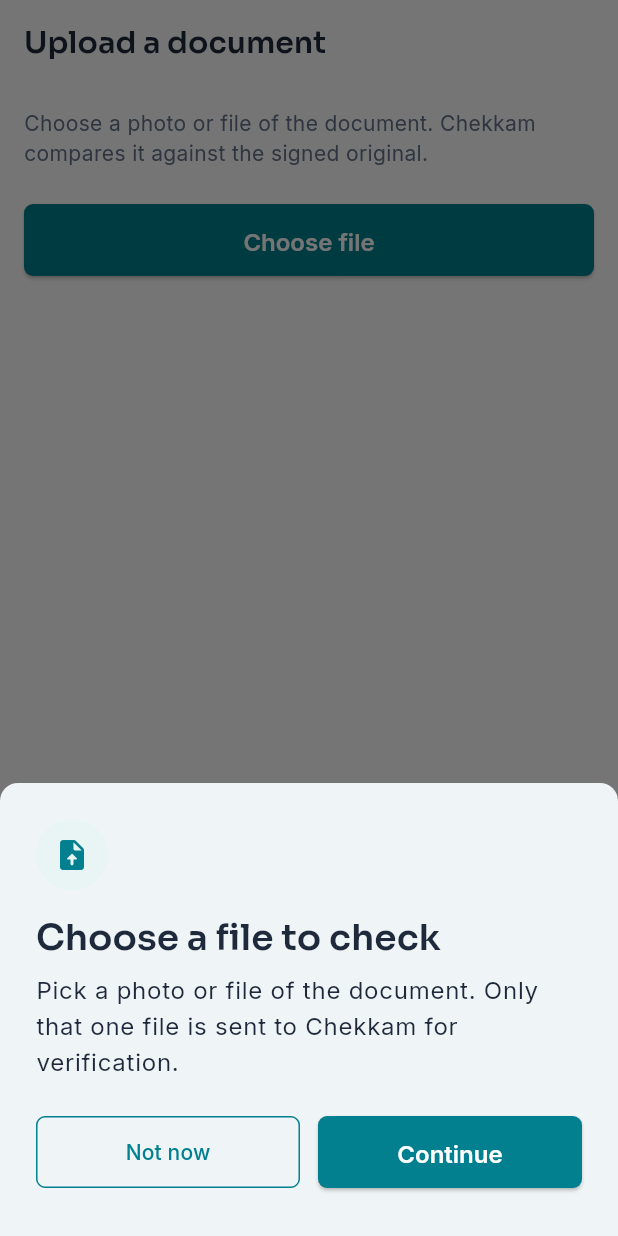
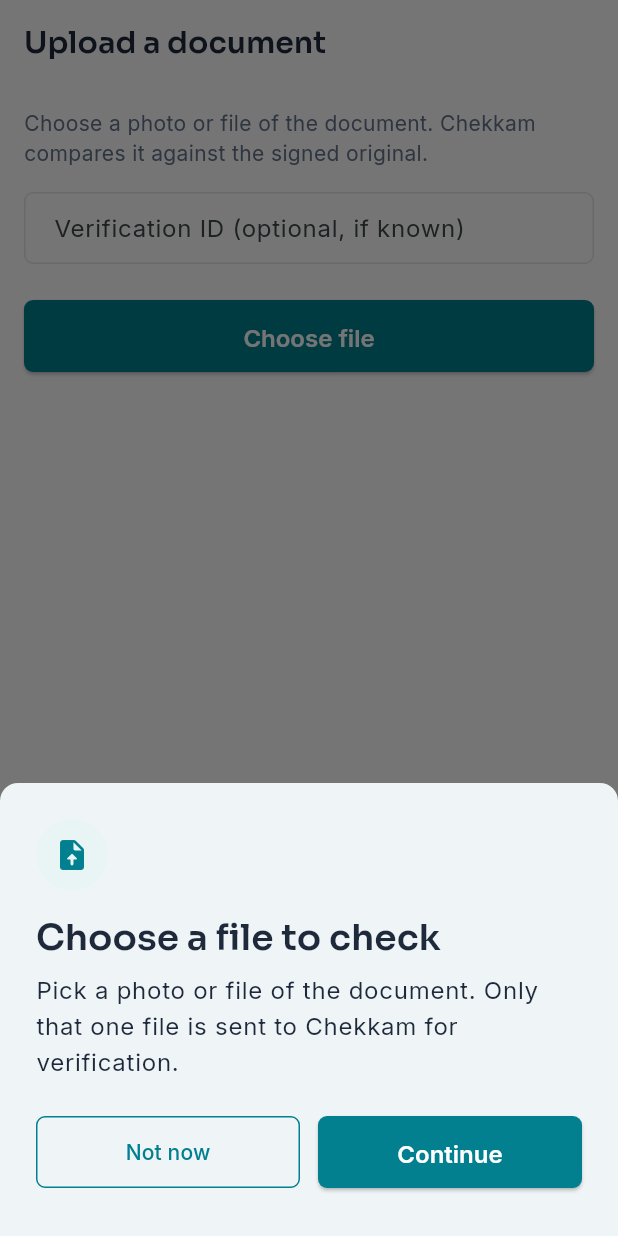
Before and after one commit to bashiremouhamedel-web/chekkam, a Flutter app: the UploadVerifyScreen screen opened by its route, after a tap on "Choose file", on a phone screen of 412 x 824 dp. Run offline on Flutter 3.47's test engine with Material 3 defaults, Android fonts, the phone set to English and light mode, and no system bars; our stand-ins replace flutter_riverpod, go_router, google_fonts, image_picker, permission_handler, supabase_flutter; missing offline and left inert: mobile_scanner; accounts and stored records are empty.

Commit message:
Add verification ID input and enhance document upload verification process

```diff
--- a/lib/features/documents/upload_verify_screen.dart
+++ b/lib/features/documents/upload_verify_screen.dart
@@ -1,5 +1,3 @@
-import 'dart:io';
-
 import 'package:flutter/material.dart';
 import 'package:flutter_riverpod/flutter_riverpod.dart';
 import 'package:go_router/go_router.dart';
@@ -12,7 +10,10 @@
 
 /// FR-043: verify by uploading a photo/file of the document — works even for
 /// a photocopy or forwarded scan, since the backend falls back to a file-hash
-/// lookup search when hashes don't match an exact record.
+/// lookup search when hashes don't match an exact record. An optional
+/// verification ID lets the backend do a hash *comparison* against a known
+/// document instead of a hash-only search, which is what surfaces "Tampered"
+/// rather than "Not Found" for an altered copy.
 ///
 /// Note: we intentionally don't also call permission_handler's photo-library
 /// permission here. image_picker uses the OS's modern system picker
@@ -27,8 +28,15 @@
 }
 
 class _UploadVerifyScreenState extends ConsumerState<UploadVerifyScreen> {
+  final _verificationIdController = TextEditingController();
   bool _loading = false;
   String? _error;
+
+  @override
+  void dispose() {
+    _verificationIdController.dispose();
+    super.dispose();
+  }
 
   Future<void> _pickAndVerify() async {
     final proceed = await PermissionPrimerSheet.show(
@@ -50,10 +58,15 @@
     });
 
     try {
-      final bytes = await File(picked.path).readAsBytes();
+      // XFile.readAsBytes() works on every platform, including web (where
+      // picked.path is a blob: URL, not a real filesystem path — dart:io's
+      // File() cannot read it).
+      final bytes = await picked.readAsBytes();
+      final verificationId = _verificationIdController.text.trim();
       final result = await ref.read(apiClientProvider).verifyDocumentUpload(
             fileBytes: bytes,
             filename: picked.name,
+            verificationId: verificationId.isEmpty ? null : verificationId,
           );
       if (!mounted) return;
       context.push('/documents/verify/result', extra: result);
@@ -77,6 +90,14 @@
               'Choose a photo or file of the document. Chekkam compares it against the signed original.',
               style: Theme.of(context).textTheme.bodyMedium?.copyWith(color: ChekkamColors.muted),
             ),
+            const SizedBox(height: ChekkamSpacing.lg),
+            TextField(
+              controller: _verificationIdController,
+              decoration: const InputDecoration(
+                labelText: 'Verification ID (optional, if known)',
+                hintText: 'CHK-4F7K-9QRT or 482915',
+              ),
+            ),
             const SizedBox(height: ChekkamSpacing.xl),
             if (_error != null) ...[
               Text(_error!, style: const TextStyle(color: ChekkamColors.danger)),
```
Also changed, not shown: lib/services/api_client.dart (+10 -4 lines), vercel.json (added), 1 other file.
